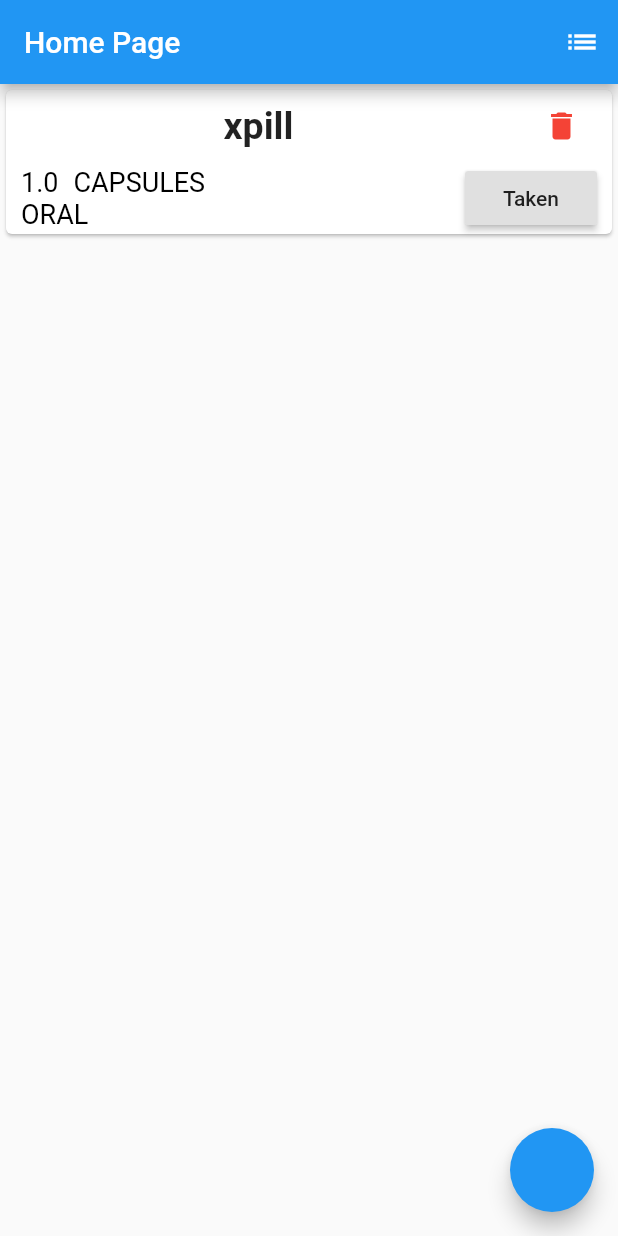
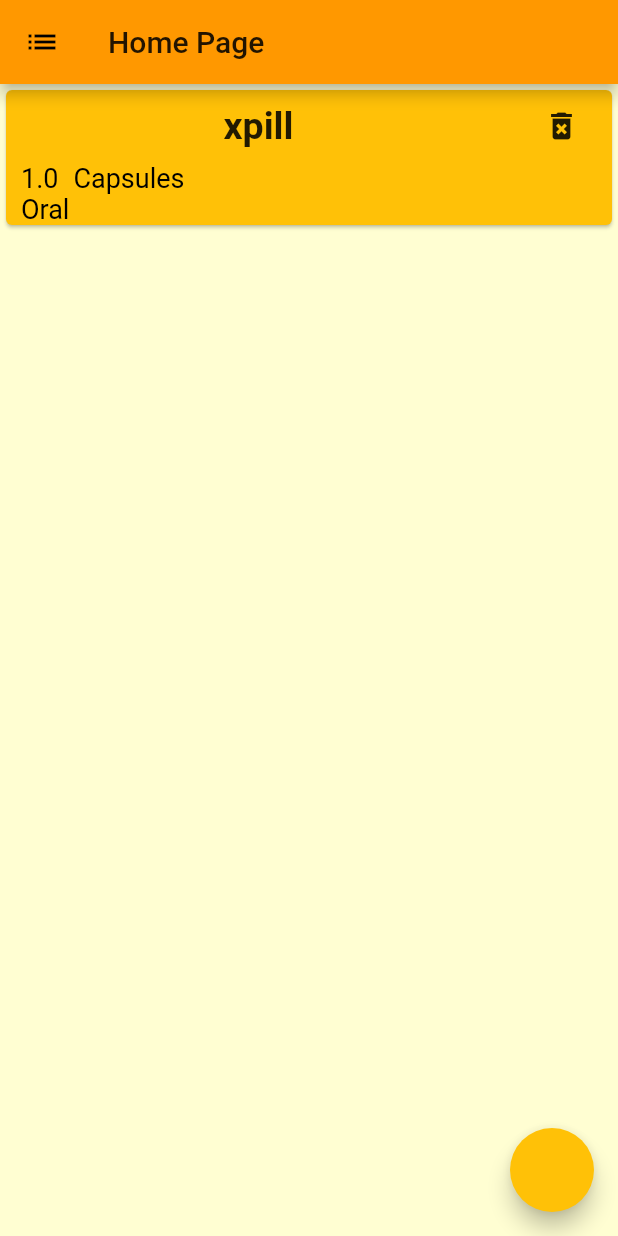
Before and after one commit to sangar-happy/medicare, a Flutter app: the screen it shows after launch, on a phone screen of 412 x 824 dp. Run offline on Flutter 3.47's test engine with Material 2 defaults, Android fonts, the phone set to English and light mode, and no system bars.

Commit message:
added named route navigation added delete medicine function updated enum values in medicine.dart

```diff
--- a/lib/main.dart
+++ b/lib/main.dart
@@ -1,7 +1,6 @@
 import 'package:flutter/material.dart';
-import './models/medicine.dart';
-import './widgets/medicine_list.dart';
-import './widgets/medicine_new_list_item_dialog.dart';
+import 'package:mediCareApp/screens/add_new_medicine_screen.dart';
+import './screens/home_page_screen.dart';
 
 void main(List<String> args) {
   runApp(MediCare());
@@ -10,70 +9,21 @@ void main(List<String> args) {
 class MediCare extends StatelessWidget {
   @override
   Widget build(BuildContext context) {
-    return MaterialApp(home: MyHome());
+    return MaterialApp(
+      initialRoute: HomePage.routeName,
+      routes: {
+        HomePage.routeName: (context) => HomePage(),
+        AddNewMedicine.routeName: (context) => AddNewMedicine(),
+      },
+      theme: ThemeData(
+        primarySwatch: Colors.orange,
+        accentColor: Colors.amber,
+        canvasColor: Color.fromRGBO(255, 254, 210, 1),
+      ),
+    );
   }
 }
 
 // TODO: home screen shows only the meds which need to be taken in near future.
 // TODO: make another screen which shows all the medicines in the regimen.
 // TODO: implement reminder/ alarm
-class MyHome extends StatefulWidget {
-  @override
-  _MyHomeState createState() => _MyHomeState();
-}
-
-class _MyHomeState extends State<MyHome> {
-  final List<Medicine> medicineSchedule = [
-    Medicine(
-        name: 'xpill',
-        quantity: 1,
-        unit: MedicineDosageUnit.CAPSULES,
-        routeOfAdministration: MedicineAdministrationRoute.ORAL,
-        regimen: MedicineFrequency.DAILY,
-        time: TimeOfDay.now()),
-  ];
-
-  @override
-  Widget build(BuildContext context) {
-    return Scaffold(
-      appBar: AppBar(
-        actions: <Widget>[
-          IconButton(
-            icon: const Icon(Icons.list),
-            tooltip: 'Show Snackbar',
-            onPressed: () {},
-          ),
-        ],
-        title: Text('Home Page'),
-      ),
-      body: Container(
-        child: Column(
-          children: <Widget>[
-            MedicineList(medicineSchedule),
-          ],
-        ),
-      ),
-      floatingActionButton: FloatingActionButton(
-        onPressed: () => _addNewMedicineDialog(context),
-      ),
-    );
-  }
-
-  void _addMedicine(Medicine medicine) {
-    setState(() {
-      medicineSchedule.add(medicine);
-    });
-  }
-
-  void _addNewMedicineDialog(BuildContext context) {
-    showGeneralDialog(
-      context: context,
-      barrierDismissible: false,
-      barrierLabel: "Dialog",
-      transitionDuration: Duration(milliseconds: 400),
-      pageBuilder: (_, __, ___) {
-        return AddNewItemDialog(_addMedicine);
-      },
-    );
-  }
-}
--- a/lib/models/medicine.dart
+++ b/lib/models/medicine.dart
@@ -1,17 +1,17 @@
 import 'package:flutter/material.dart';
 
-enum MedicineFrequency { DAILY, WEEKLY, MONTHLY, EMERGENCY }
-enum MedicineDosageUnit { MG, ML, DROPS, CAPSULES, PUFFS }
+enum MedicineFrequency { Daily, Weekly, Monthly, Emergency }
+enum MedicineDosageUnit { Mg, Ml, Drops, Capsules, Puffs }
 enum MedicineAdministrationRoute {
-  ORAL,
-  LOCAL,
-  MOUTH_INHALATION,
-  NASAL_INHALATION,
-  PARENTERAL,
-  INTRANASAL,
-  SUBLINGUAL,
-  BUCCAL,
-  SUBLABIAL
+  Oral,
+  Local,
+  Mouth_Inhalation,
+  Nasal_Inhalation,
+  Parenteral,
+  Intranasal,
+  Sublingual,
+  Buccal,
+  Sublabial
 }
 
 class Medicine {
@@ -20,7 +20,7 @@ class Medicine {
   final MedicineDosageUnit unit;
   final MedicineAdministrationRoute routeOfAdministration;
   final MedicineFrequency regimen;
-  TimeOfDay time;
+  final TimeOfDay time;
 
   Medicine(
       {@required this.name,
--- /dev/null
+++ b/lib/screens/home_page_screen.dart
@@ -0,0 +1,72 @@
+import 'package:flutter/material.dart';
+import '../models/medicine.dart';
+import '../widgets/medicine_list.dart';
+import '../screens/add_new_medicine_screen.dart';
+
+class HomePage extends StatefulWidget {
+  static const routeName = '/';
+  @override
+  _HomePageState createState() => _HomePageState();
+}
+
+class _HomePageState extends State<HomePage> {
+  final List<Medicine> medicineSchedule = [
+    Medicine(
+        name: 'xpill',
+        quantity: 1,
+        unit: MedicineDosageUnit.Capsules,
+        routeOfAdministration: MedicineAdministrationRoute.Oral,
+        regimen: MedicineFrequency.Daily,
+        time: TimeOfDay.now()),
+  ];
+
+  @override
+  Widget build(BuildContext context) {
+    return Scaffold(
+      appBar: AppBar(
+        leading: IconButton(
+          icon: const Icon(Icons.list),
+          onPressed: () {},
+        ),
+        title: Text('Home Page'),
+      ),
+      body: Container(
+        child: Column(
+          children: <Widget>[
+            MedicineList(medicineSchedule, _removeMedicine),
+          ],
+        ),
+      ),
+      floatingActionButton: FloatingActionButton(
+        onPressed: () {
+          Navigator.pushNamed(context, AddNewMedicine.routeName,
+              arguments: AddNewMedicineScreenArguments(_addMedicine));
+        },
+      ),
+    );
+  }
+
+  void _addMedicine(Medicine medicine) {
+    setState(() {
+      medicineSchedule.add(medicine);
+    });
+  }
+
+  void _removeMedicine(String name) {
+    setState(() {
+      medicineSchedule.removeWhere((medicine) => medicine.name == name);
+    });
+  }
+
+  // void _addNewMedicineDialog(BuildContext context) {
+  //   showGeneralDialog(
+  //     context: context,
+  //     barrierDismissible: false,
+  //     barrierLabel: "Dialog",
+  //     transitionDuration: Duration(milliseconds: 400),
+  //     pageBuilder: (_, __, ___) {
+  //       return AddNewItemDialog(_addMedicine);
+  //     },
+  //   );
+  // }
+}
--- a/lib/widgets/medicine_list_item.dart
+++ b/lib/widgets/medicine_card.dart
@@ -1,14 +1,16 @@
 import 'package:flutter/material.dart';
 import 'package:mediCareApp/models/medicine.dart';
 
-class ListItem extends StatelessWidget {
-  Medicine medicine;
+class MedicineCard extends StatelessWidget {
+  final Medicine medicine;
+  final Function removeMedicine;
 
-  ListItem(this.medicine);
+  MedicineCard(this.medicine, this.removeMedicine);
 
   @override
   Widget build(BuildContext context) {
     return Card(
+      color: Theme.of(context).accentColor,
       child: Column(
         children: <Widget>[
           Row(
@@ -29,11 +31,10 @@ class ListItem extends StatelessWidget {
                 flex: 1,
                 child: IconButton(
                   icon: const Icon(
-                    Icons.delete,
-                    color: Colors.red,
+                    Icons.delete_forever,
                     size: 24.0,
                   ),
-                  onPressed: () {},
+                  onPressed: () => _deleteMedicine(context),
                 ),
               )
             ],
@@ -67,10 +68,6 @@ class ListItem extends StatelessWidget {
                     ),
                   ),
                 ),
-                RaisedButton(
-                  // TODO: implement logic to remove medicine if taken
-                  child: Text('Taken'), onPressed: () {},
-                ),
               ],
             ),
           ),
@@ -78,4 +75,24 @@ class ListItem extends StatelessWidget {
       ),
     );
   }
+
+  Future<void> _deleteMedicine(BuildContext context) async {
+    return showDialog<void>(
+      context: context,
+      builder: (BuildContext context) {
+        return AlertDialog(
+          title: Text('Delete ${medicine.name}?'),
+          actions: <Widget>[
+            FlatButton(
+              child: Text('Approve'),
+              onPressed: () {
+                Navigator.of(context).pop();
+                removeMedicine(medicine.name);
+              },
+            ),
+          ],
+        );
+      },
+    );
+  }
 }
--- a/lib/widgets/medicine_list.dart
+++ b/lib/widgets/medicine_list.dart
@@ -1,12 +1,13 @@
 import 'package:flutter/material.dart';
-import '../widgets/medicine_list_item.dart';
+import '../widgets/medicine_card.dart';
 
 import '../models/medicine.dart';
 
 class MedicineList extends StatefulWidget {
   final List<Medicine> schedule;
+  final Function removeMedicine;
 
-  MedicineList(this.schedule);
+  MedicineList(this.schedule, this.removeMedicine);
 
   @override
   _MedicineListState createState() => _MedicineListState();
@@ -21,7 +22,7 @@ class _MedicineListState extends State<MedicineList> {
         shrinkWrap: true,
         itemCount: widget.schedule.length,
         itemBuilder: (context, index) {
-          return ListItem(widget.schedule[index]);
+          return MedicineCard(widget.schedule[index], widget.removeMedicine);
         },
       ),
     );
```
Also changed, not shown: lib/screens/add_new_medicine_screen.dart (renamed from lib/widgets/medicine_new_list_item_dialog.dart, +35 -24 lines).
